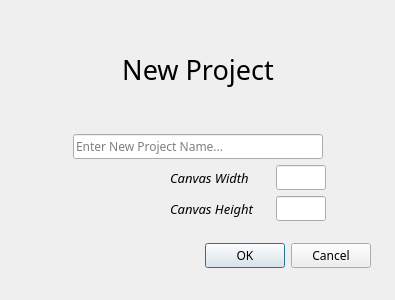
Qt form Apps/UI/creationdialog.ui (MaskedOrchid/VoronoiGen) before a commit.
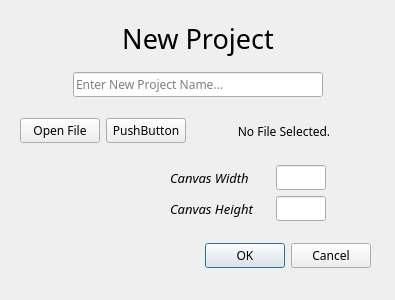
The same form after that commit.

```diff
--- a/Apps/UI/creationdialog.ui
+++ b/Apps/UI/creationdialog.ui
@@ -112,6 +112,40 @@
       </item>
      </layout>
     </item>
+    <item>
+     <layout class="QHBoxLayout" name="horizontalLayout">
+      <item>
+       <widget class="QPushButton" name="pushButton">
+        <property name="text">
+         <string>Open File</string>
+        </property>
+       </widget>
+      </item>
+      <item>
+       <widget class="QPushButton" name="pushButton_2">
+        <property name="text">
+         <string>PushButton</string>
+        </property>
+       </widget>
+      </item>
+      <item>
+       <widget class="QLabel" name="label_3">
+        <property name="sizePolicy">
+         <sizepolicy hsizetype="Expanding" vsizetype="Preferred">
+          <horstretch>0</horstretch>
+          <verstretch>0</verstretch>
+         </sizepolicy>
+        </property>
+        <property name="text">
+         <string>No File Selected.</string>
+        </property>
+        <property name="alignment">
+         <set>Qt::AlignCenter</set>
+        </property>
+       </widget>
+      </item>
+     </layout>
+    </item>
     <item>
      <layout class="QHBoxLayout" name="horizontalLayout_12">
       <property name="rightMargin">
```
